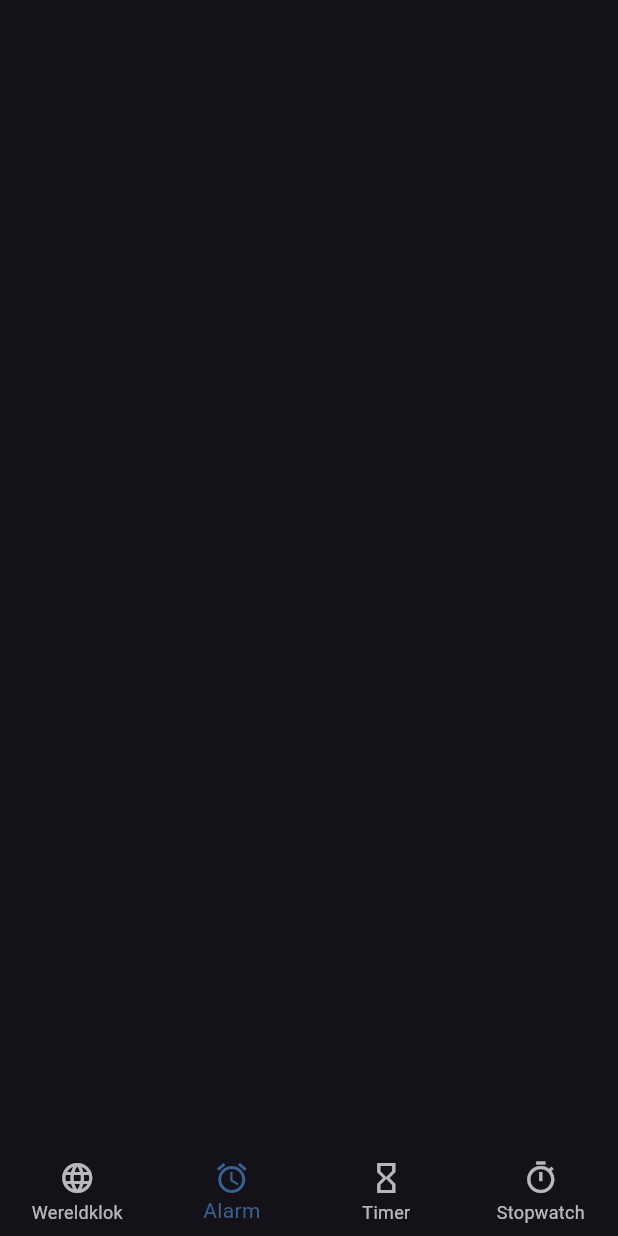
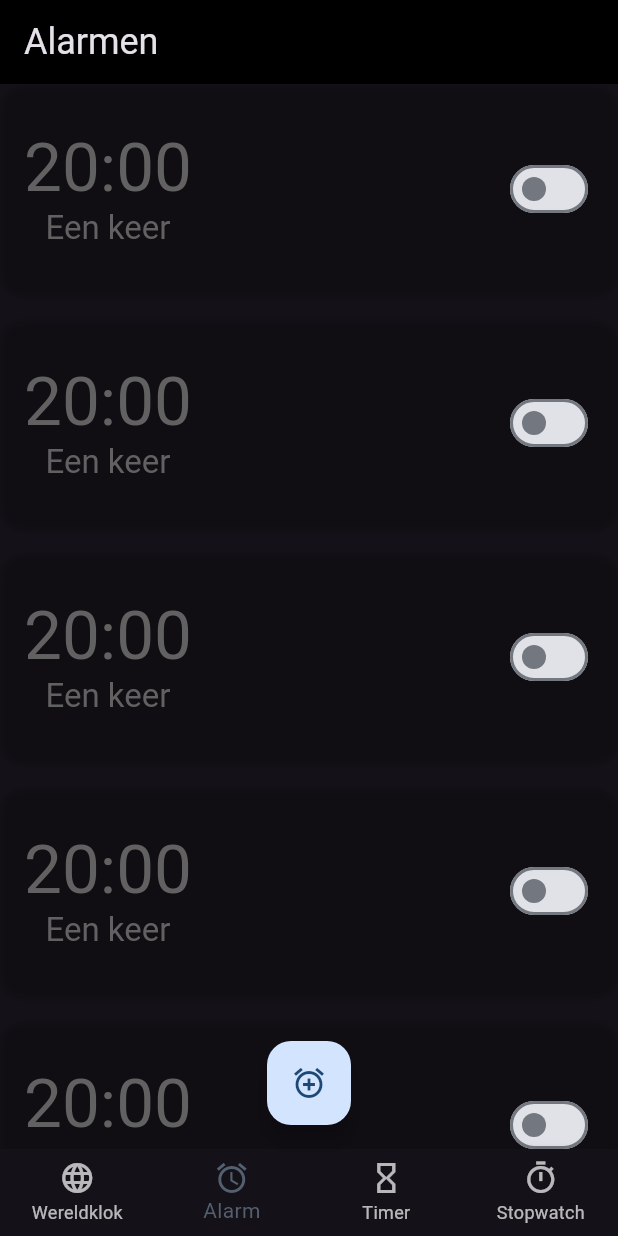
Before and after one commit to CodeThomnics/clockchallenge, a Flutter app: the screen it shows after launch, item 2 of the bottom bar chosen, on a phone screen of 412 x 824 dp. Run offline on Flutter 3.47's test engine with Material 3 defaults, Android fonts, the phone set to English and light mode, and no system bars; our stand-ins replace dartx, equatable, flutter_hooks, flutter_riverpod, go_router, google_fonts and 3 more; missing offline and left inert: dart:ffi, fuzzywuzzy; network calls fail; Roboto replaces fonts that are missing (Oxygen).

Commit message:
backup 10-12-2023

```diff
--- a/lib/main.dart
+++ b/lib/main.dart
@@ -1,6 +1,6 @@
-
 import 'package:clockchallange/providers/stopwatch_provider.dart';
 import 'package:clockchallange/providers/stopwatch_running_provider.dart';
+import 'package:clockchallange/widgets/add_timezone_view.dart';
 import 'package:clockchallange/widgets/alarm_view.dart';
 import 'package:clockchallange/widgets/stopwatch_view.dart';
 import 'package:clockchallange/widgets/timer_view.dart';
@@ -10,6 +10,7 @@ import 'package:flutter_hooks/flutter_hooks.dart';
 import 'package:flutter_localizations/flutter_localizations.dart';
 import 'package:google_fonts/google_fonts.dart';
 import 'package:hooks_riverpod/hooks_riverpod.dart';
+import 'package:go_router/go_router.dart';
 
 void main() async {
   WidgetsFlutterBinding.ensureInitialized();
@@ -20,13 +21,30 @@ void main() async {
   );
 }
 
+final GoRouter _router = GoRouter(
+  routes: <RouteBase>[
+    GoRoute(
+      path: '/',
+      builder: (BuildContext context, GoRouterState state) {
+        return const ClockScreen();
+      },
+    ),
+    GoRoute(
+      path: '/add',
+      builder: (BuildContext context, GoRouterState state) {
+        return const AddTimezoneView();
+      },
+    ),
+  ],
+);
+
 class ClockApp extends StatelessWidget {
   const ClockApp({super.key});
 
   // This widget is the root of your application.
   @override
   Widget build(BuildContext context) {
-    return MaterialApp(
+    return MaterialApp.router(
       title: 'Clock App',
       supportedLocales: const [
         Locale('en', 'US'),
@@ -39,17 +57,24 @@ class ClockApp extends StatelessWidget {
         GlobalCupertinoLocalizations.delegate,
       ],
       theme: ThemeData.light().copyWith(
+        brightness: Brightness.light,
         colorScheme: ColorScheme.fromSeed(seedColor: Colors.blue.shade600),
         textTheme: GoogleFonts.oxygenTextTheme(),
       ),
       darkTheme: ThemeData.dark().copyWith(
+        brightness: Brightness.dark,
         colorScheme: ColorScheme.fromSeed(seedColor: Colors.blue.shade600),
         textTheme: GoogleFonts.oxygenTextTheme(ThemeData.dark().textTheme),
-        appBarTheme: AppBarTheme(
-            backgroundColor: ThemeData.dark().colorScheme.background),
+        appBarTheme: ThemeData.dark().appBarTheme.copyWith(
+            backgroundColor: Colors.black,
+            titleTextStyle: TextStyle(
+              color: Colors.white,
+            ),
+            iconTheme:
+                ThemeData.dark().iconTheme.copyWith(color: Colors.white)),
       ),
       themeMode: ThemeMode.dark,
-      home: const ClockScreen(),
+      routerConfig: _router,
     );
   }
 }
@@ -65,8 +90,24 @@ class ClockScreen extends HookConsumerWidget {
         useCallback<Widget? Function(int)>((int index) {
       if (index == 0) {
         return FloatingActionButton(
-          onPressed: () {},
+          onPressed: () => context.go('/add'),
           child: const Icon(Icons.add),
+        );
+      }
+      if (index == 1) {
+        return FloatingActionButton(
+          onPressed: () async {
+            await showBottomSheet(
+                context: context,
+                builder: (context) {
+                  return SizedBox(
+                    width: 100,
+                    height: 100,
+                  );
+                });
+            // showTimePicker(context: context, initialTime: TimeOfDay.now());
+          },
+          child: const Icon(Icons.add_alarm),
         );
       }
       if (index == 3) {
--- a/lib/widgets/alarm_view.dart
+++ b/lib/widgets/alarm_view.dart
@@ -1,10 +1,99 @@
 import 'package:flutter/material.dart';
+import 'package:flutter_hooks/flutter_hooks.dart';
 import 'package:hooks_riverpod/hooks_riverpod.dart';
 
-class AlarmView extends HookConsumerWidget {
+class AlarmView extends ConsumerWidget {
   const AlarmView({super.key});
   @override
   Widget build(BuildContext context, WidgetRef ref) {
-    return Container();
+    var theme = Theme.of(context);
+    return CustomScrollView(
+      slivers: [
+        SliverAppBar(
+          automaticallyImplyLeading: false,
+          pinned: true,
+          title: Text(
+            'Alarmen',
+            style: theme.textTheme.headlineSmall,
+          ),
+        ),
+        SliverList(
+          delegate: SliverChildBuilderDelegate(
+            (BuildContext context, int index) {
+              return const AlarmCard();
+            },
+            childCount: 5,
+          ),
+        )
+      ],
+    );
   }
 }
+
+class AlarmCard extends HookWidget {
+  const AlarmCard({
+    super.key,
+  });
+
+  @override
+  Widget build(BuildContext context) {
+    var theme = Theme.of(context);
+    var textTheme = theme.textTheme;
+
+    var alarmActive = useState(false);
+
+    return Container(
+      height: 140,
+      margin: const EdgeInsets.only(bottom: 16.0),
+      decoration: BoxDecoration(
+        color: theme.cardTheme.color,
+        borderRadius: const BorderRadius.all(
+          Radius.circular(15.0),
+        ),
+        boxShadow: [
+          BoxShadow(
+            blurRadius: 2,
+            color: Colors.black.withOpacity(0.2),
+            spreadRadius: 0,
+            offset: const Offset(0, 2),
+          ),
+        ],
+      ),
+      child: Padding(
+        padding: const EdgeInsets.symmetric(horizontal: 16),
+        child: Row(
+          mainAxisAlignment: MainAxisAlignment.spaceBetween,
+          children: [
+            Column(
+              mainAxisAlignment: MainAxisAlignment.center,
+              children: [
+                Text(
+                  '20:00',
+                  style: alarmActive.value
+                      ? textTheme.displayMedium
+                      : textTheme.displayMedium!.copyWith(
+                          color: Colors.grey.shade700,
+                        ),
+                ),
+                Text(
+                  'Een keer',
+                  style: alarmActive.value
+                      ? textTheme.titleLarge
+                      : textTheme.titleLarge!.copyWith(
+                          color: Colors.grey.shade700,
+                        ),
+                )
+              ],
+            ),
+            Switch.adaptive(
+              value: alarmActive.value,
+              onChanged: (newValue) {
+                alarmActive.value = newValue;
+              },
+            ),
+          ],
+        ),
+      ),
+    );
+  }
+}
--- a/pubspec.yaml
+++ b/pubspec.yaml
@@ -42,6 +42,7 @@ dependencies:
   go_router: ^12.1.1
   google_fonts: ^6.1.0
   wakelock_plus: ^1.1.3
+  fuzzywuzzy: ^1.1.6
 
 
   # The following adds the Cupertino Icons font to your application.
```
Also changed, not shown: lib/notifiers/timezone_clocks_notifier.dart (added, +19 -0 lines), lib/notifiers/timezones_notifier.dart (added, +12 -0 lines), lib/providers/timeszones_provider.dart (added, +7 -0 lines), lib/providers/timezone_clocks_notifier_provider.dart (added, +8 -0 lines), lib/services/worldtime_api_service.dart (+9 -0 lines), lib/widgets/add_timezone_view.dart (added, +82 -0 lines), lib/widgets/world_clock_view.dart (+17 -30 lines), pubspec.lock.
